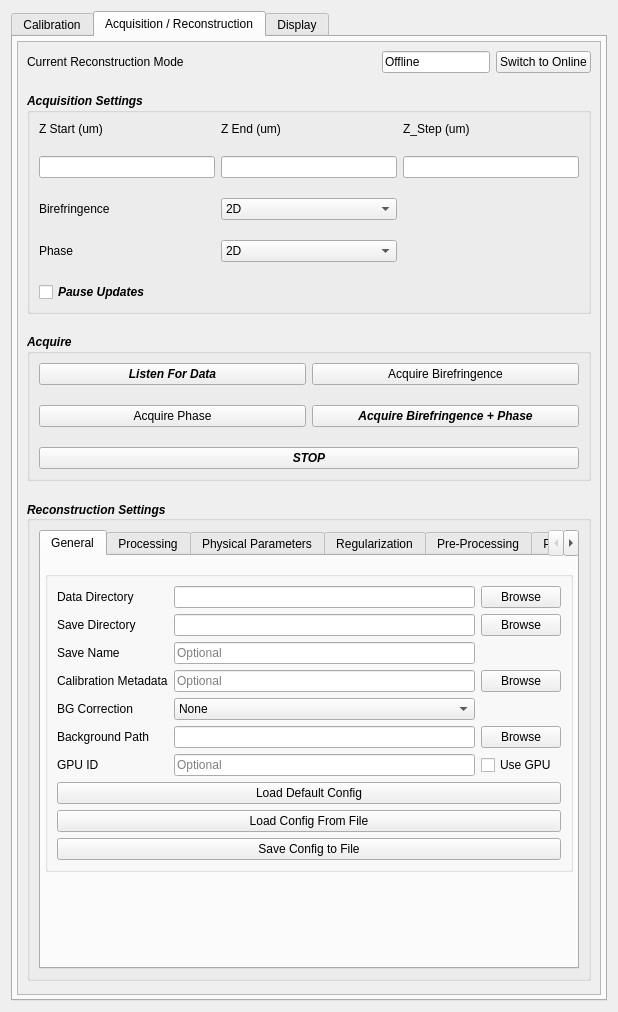
First picture: the form in recOrder/plugin/qtdesigner/recOrder_calibration_v5.ui, repository mehta-lab/waveorder, before the edit.
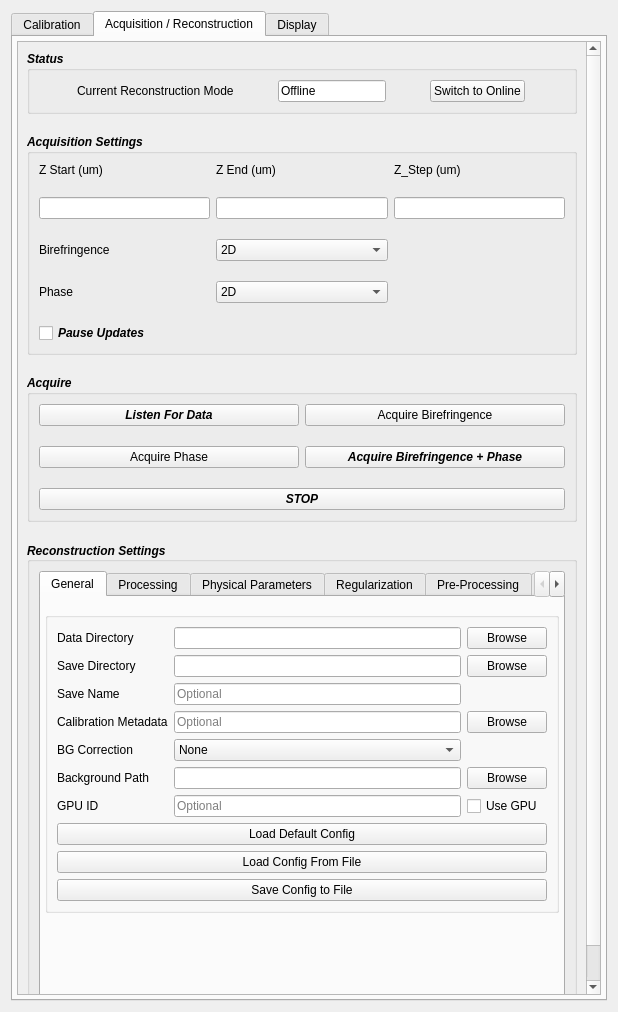
Second picture: the form after the edit. The open tabs and pages were chosen to show the change. Custom widgets are drawn as their Qt base class.

Commit message: add display option updates

```diff
--- a/recOrder/plugin/qtdesigner/recOrder_calibration_v5.ui
+++ b/recOrder/plugin/qtdesigner/recOrder_calibration_v5.ui
@@ -968,7 +968,7 @@
             <x>0</x>
             <y>0</y>
             <width>578</width>
-            <height>955</height>
+            <height>969</height>
            </rect>
           </property>
           <property name="sizePolicy">
@@ -981,7 +981,7 @@
            <property name="verticalSpacing">
             <number>20</number>
            </property>
-           <item row="5" column="0" colspan="3">
+           <item row="5" column="0" colspan="2">
             <widget class="QGroupBox" name="acquire">
              <property name="sizePolicy">
               <sizepolicy hsizetype="Preferred" vsizetype="Fixed">
@@ -1055,20 +1055,86 @@
              </layout>
             </widget>
            </item>
-           <item row="0" column="0">
-            <widget class="QLabel" name="label_gui_mode">
-             <property name="sizePolicy">
-              <sizepolicy hsizetype="Preferred" vsizetype="Preferred">
-               <horstretch>0</horstretch>
-               <verstretch>0</verstretch>
-              </sizepolicy>
+           <item row="0" column="0" colspan="2" alignment="Qt::AlignTop">
+            <widget class="QGroupBox" name="recon_status">
+             <property name="font">
+              <font>
+               <weight>75</weight>
+               <italic>true</italic>
+               <bold>true</bold>
+              </font>
              </property>
-             <property name="text">
-              <string>Current Reconstruction Mode</string>
+             <property name="title">
+              <string>Status</string>
              </property>
+             <layout class="QGridLayout" name="gridLayout_22">
+              <item row="0" column="0">
+               <widget class="QLabel" name="label_gui_mode">
+                <property name="sizePolicy">
+                 <sizepolicy hsizetype="Fixed" vsizetype="Preferred">
+                  <horstretch>0</horstretch>
+                  <verstretch>0</verstretch>
+                 </sizepolicy>
+                </property>
+                <property name="font">
+                 <font>
+                  <weight>50</weight>
+                  <italic>false</italic>
+                  <bold>false</bold>
+                 </font>
+                </property>
+                <property name="text">
+                 <string>Current Reconstruction Mode</string>
+                </property>
+               </widget>
+              </item>
+              <item row="0" column="1">
+               <widget class="QLineEdit" name="le_gui_mode">
+                <property name="sizePolicy">
+                 <sizepolicy hsizetype="Fixed" vsizetype="Fixed">
+                  <horstretch>0</horstretch>
+                  <verstretch>0</verstretch>
+                 </sizepolicy>
+                </property>
+                <property name="font">
+                 <font>
+                  <weight>50</weight>
+                  <italic>false</italic>
+                  <bold>false</bold>
+                 </font>
+                </property>
+                <property name="text">
+                 <string>Offline</string>
+                </property>
+                <property name="readOnly">
+                 <bool>true</bool>
+                </property>
+               </widget>
+              </item>
+              <item row="0" column="2">
+               <widget class="QPushButton" name="qbutton_gui_mode">
+                <property name="sizePolicy">
+                 <sizepolicy hsizetype="Fixed" vsizetype="Fixed">
+                  <horstretch>0</horstretch>
+                  <verstretch>0</verstretch>
+                 </sizepolicy>
+                </property>
+                <property name="font">
+                 <font>
+                  <weight>50</weight>
+                  <italic>false</italic>
+                  <bold>false</bold>
+                 </font>
+                </property>
+                <property name="text">
+                 <string>Switch to Online</string>
+                </property>
+               </widget>
+              </item>
+             </layout>
             </widget>
            </item>
-           <item row="6" column="0" colspan="3">
+           <item row="6" column="0" colspan="2" alignment="Qt::AlignTop">
             <widget class="QGroupBox" name="ReconSettings">
              <property name="sizePolicy">
               <sizepolicy hsizetype="Preferred" vsizetype="Fixed">
@@ -2130,7 +2196,7 @@
              </layout>
             </widget>
            </item>
-           <item row="4" column="0" colspan="3">
+           <item row="4" column="0" colspan="2">
             <widget class="QGroupBox" name="acq_settings">
              <property name="sizePolicy">
               <sizepolicy hsizetype="Preferred" vsizetype="Fixed">
@@ -2292,35 +2358,6 @@
              </layout>
             </widget>
            </item>
-           <item row="0" column="1">
-            <widget class="QLineEdit" name="le_gui_mode">
-             <property name="sizePolicy">
-              <sizepolicy hsizetype="Fixed" vsizetype="Fixed">
-               <horstretch>0</horstretch>
-               <verstretch>0</verstretch>
-              </sizepolicy>
-             </property>
-             <property name="text">
-              <string>Offline</string>
-             </property>
-             <property name="readOnly">
-              <bool>true</bool>
-             </property>
-            </widget>
-           </item>
-           <item row="0" column="2" alignment="Qt::AlignTop">
-            <widget class="QPushButton" name="qbutton_gui_mode">
-             <property name="sizePolicy">
-              <sizepolicy hsizetype="Fixed" vsizetype="Fixed">
-               <horstretch>0</horstretch>
-               <verstretch>0</verstretch>
-              </sizepolicy>
-             </property>
-             <property name="text">
-              <string>Switch to Online</string>
-             </property>
-            </widget>
-           </item>
           </layout>
          </widget>
         </widget>
```
The commit also changes 2 other files.
